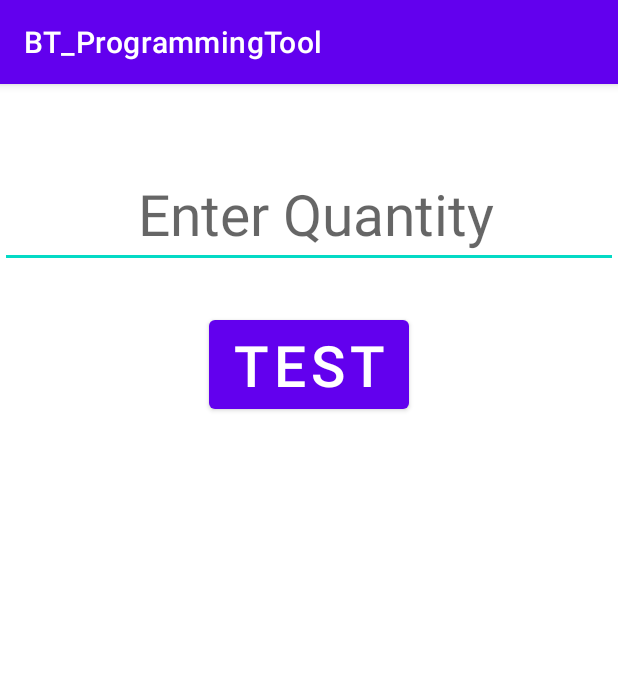
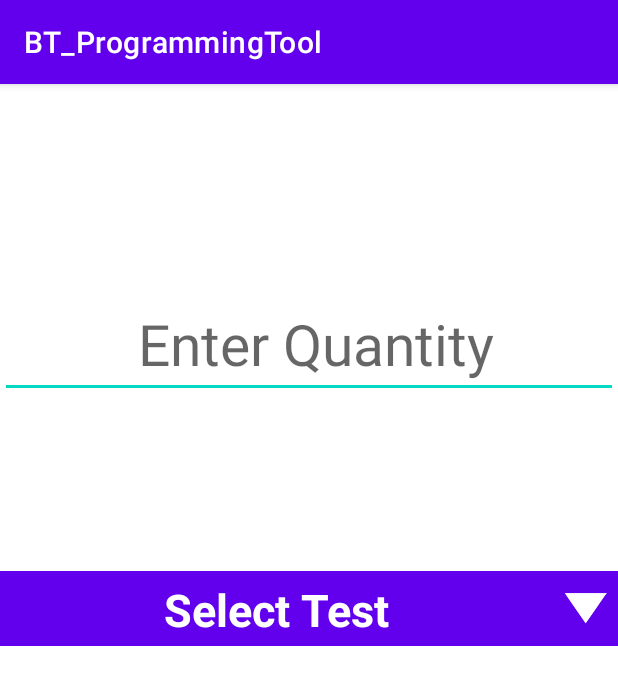
Before and after one commit to VASPTRak/BT_ProgrammingTool, an Android app: the link_selected screen opened directly, with no data from a screen before it, on a phone screen of 412 x 824 dp. Shown: the top 685 px of the screen. Run offline under Robolectric (Android 15) with nearby library versions, the phone set to English and light mode, and no system bars.

Commit message:
Latest changes of #1593 - 10/10/2022

```diff
--- a/app/src/main/java/com/example/btlinktestingapp/AppCommon.java
+++ b/app/src/main/java/com/example/btlinktestingapp/AppCommon.java
@@ -31,6 +31,7 @@ public class AppCommon {
     public static boolean IsNewBTFirmware = false;
     public static boolean IsPrint = true;
     //public static boolean IsPrintFromHistory = true;
+    public static int FSBT_linkQtyToTest = 1;
     public static String printerMacAddress = "";
     public static String LinkNameToPrint = "";
 
--- a/app/src/main/res/layout/activity_launching.xml
+++ b/app/src/main/res/layout/activity_launching.xml
@@ -19,6 +19,7 @@
         app:layout_constraintBottom_toBottomOf="parent"
         app:layout_constraintEnd_toEndOf="parent"
         app:layout_constraintStart_toStartOf="parent"
+        android:backgroundTint="@color/purple_500"
         app:layout_constraintTop_toBottomOf="@+id/chk_astlink"
         app:layout_constraintVertical_bias="0.809" />
 
@@ -30,6 +31,7 @@
         android:text=" History "
         android:textSize="@dimen/NormalButton"
         android:visibility="visible"
+        android:backgroundTint="@color/purple_500"
         app:layout_constraintEnd_toEndOf="parent"
         app:layout_constraintHorizontal_bias="0.497"
         app:layout_constraintStart_toStartOf="parent"
--- a/app/src/main/res/layout/activity_link_selected.xml
+++ b/app/src/main/res/layout/activity_link_selected.xml
@@ -7,14 +7,13 @@
     tools:context=".link_selected">
 
 
-
     <EditText
         android:id="@+id/edt_enter_quantity"
         android:layout_width="wrap_content"
         android:layout_height="wrap_content"
-        android:layout_marginTop="20dp"
         android:ems="10"
         android:hint=" Enter Quantity"
+        android:inputType="number"
         android:textAlignment="center"
         android:textSize="@dimen/NormalButton"
         app:layout_constraintBottom_toBottomOf="parent"
@@ -22,8 +21,7 @@
         app:layout_constraintHorizontal_bias="0.0"
         app:layout_constraintStart_toStartOf="parent"
         app:layout_constraintTop_toTopOf="parent"
-        app:layout_constraintVertical_bias="0.045" />
-
+        app:layout_constraintVertical_bias="0.197" />
 
     <Button
         android:id="@+id/btn_test"
@@ -31,10 +29,62 @@
         android:layout_height="wrap_content"
         android:text="Test"
         android:textSize="@dimen/NormalButton"
+        android:visibility="gone"
         app:layout_constraintBottom_toBottomOf="parent"
         app:layout_constraintEnd_toEndOf="parent"
         app:layout_constraintStart_toStartOf="parent"
         app:layout_constraintTop_toBottomOf="@+id/edt_enter_quantity"
-        app:layout_constraintVertical_bias="0.05" />
+        app:layout_constraintVertical_bias="0.085" />
+
+    <LinearLayout
+        android:id="@+id/linearLayout"
+        android:layout_width="match_parent"
+        android:layout_height="50dp"
+        android:background="@color/purple_500"
+        android:orientation="vertical"
+        app:layout_constraintBottom_toBottomOf="parent"
+        app:layout_constraintEnd_toEndOf="parent"
+        app:layout_constraintStart_toStartOf="parent"
+        app:layout_constraintTop_toBottomOf="@+id/btn_test"
+        app:layout_constraintVertical_bias="0.148">
+
+        <LinearLayout
+            android:id="@+id/linearHose"
+            android:layout_width="match_parent"
+            android:layout_height="match_parent"
+            android:onClick="selectTestAction"
+            android:gravity="center"
+            android:orientation="horizontal"
+            app:layout_constraintEnd_toEndOf="parent"
+            app:layout_constraintHorizontal_bias="0.0"
+            app:layout_constraintStart_toStartOf="parent"
+            tools:layout_editor_absoluteY="-41dp">
+
+
+            <TextView
+                android:id="@+id/tvSelectTest"
+                android:layout_width="398dp"
+                android:layout_height="wrap_content"
+                android:layout_weight="1"
+                android:background="@color/purple_500"
+                android:gravity="center_horizontal"
+                android:padding="5dp"
+                android:text="Select Test"
+                android:textAppearance="?android:attr/textAppearanceLarge"
+                android:textColor="#FFF"
+                android:textSize="30dp"
+                android:textStyle="bold" />
+
+            <ImageView
+                android:id="@+id/ivArrow"
+                android:layout_width="43dp"
+                android:layout_height="28dp"
+                android:src="@drawable/arrow_white" />
+
+
+        </LinearLayout>
+    </LinearLayout>
+
+
 
 </androidx.constraintlayout.widget.ConstraintLayout>
```
Also changed, not shown: app/src/main/java/com/example/btlinktestingapp/PulsarTestActivity.java (+31 -3 lines), app/src/main/java/com/example/btlinktestingapp/link_selected.java (+91 -2 lines), app/src/main/res/layout/activity_pulsar_test.xml (+26 -11 lines), app/src/main/res/layout/link_list.xml (+7 -7 lines).
